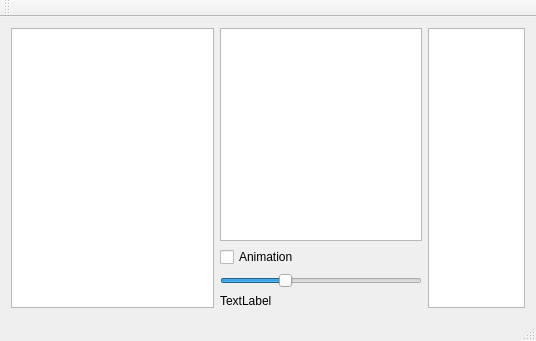
Old version of the form tools/defviewer/mainwindow.ui in the repository openhomm/openhomm-qt.
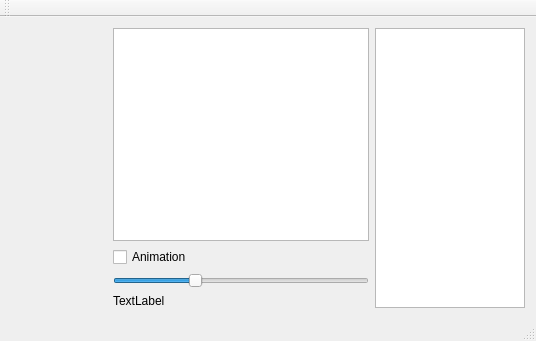
New version of the form.

```diff
--- a/tools/defviewer/mainwindow.ui
+++ b/tools/defviewer/mainwindow.ui
@@ -15,17 +15,20 @@
   </property>
   <widget class="QWidget" name="centralWidget">
    <layout class="QGridLayout" name="gridLayout">
-    <item row="0" column="0" rowspan="7">
-     <widget class="QTreeView" name="treeView">
-      <property name="sizePolicy">
-       <sizepolicy hsizetype="Preferred" vsizetype="Expanding">
-        <horstretch>0</horstretch>
-        <verstretch>0</verstretch>
-       </sizepolicy>
+    <item row="0" column="0" rowspan="4">
+     <spacer name="horizontalSpacer">
+      <property name="orientation">
+       <enum>Qt::Horizontal</enum>
       </property>
-     </widget>
+      <property name="sizeHint" stdset="0">
+       <size>
+        <width>97</width>
+        <height>20</height>
+       </size>
+      </property>
+     </spacer>
     </item>
-    <item row="0" column="1" rowspan="4">
+    <item row="0" column="1">
      <widget class="QGraphicsView" name="graphicsView">
       <property name="sizePolicy">
        <sizepolicy hsizetype="Expanding" vsizetype="Expanding">
@@ -50,7 +53,7 @@
       </property>
      </widget>
     </item>
-    <item row="0" column="5" rowspan="7">
+    <item row="0" column="2" rowspan="4">
      <widget class="QTreeWidget" name="treeWidgetFrames">
       <property name="sizePolicy">
        <sizepolicy hsizetype="Preferred" vsizetype="Expanding">
@@ -72,20 +75,7 @@
       </attribute>
      </widget>
     </item>
-    <item row="6" column="1">
-     <widget class="QLabel" name="label">
-      <property name="sizePolicy">
-       <sizepolicy hsizetype="Fixed" vsizetype="Fixed">
-        <horstretch>0</horstretch>
-        <verstretch>0</verstretch>
-       </sizepolicy>
-      </property>
-      <property name="text">
-       <string>TextLabel</string>
-      </property>
-     </widget>
-    </item>
-    <item row="4" column="1">
+    <item row="1" column="1">
      <widget class="QCheckBox" name="checkBox">
       <property name="sizePolicy">
        <sizepolicy hsizetype="Fixed" vsizetype="Fixed">
@@ -98,7 +88,7 @@
       </property>
      </widget>
     </item>
-    <item row="5" column="1">
+    <item row="2" column="1">
      <widget class="QSlider" name="horizontalSlider">
       <property name="minimum">
        <number>10</number>
@@ -117,6 +107,19 @@
       </property>
      </widget>
     </item>
+    <item row="3" column="1">
+     <widget class="QLabel" name="label">
+      <property name="sizePolicy">
+       <sizepolicy hsizetype="Fixed" vsizetype="Fixed">
+        <horstretch>0</horstretch>
+        <verstretch>0</verstretch>
+       </sizepolicy>
+      </property>
+      <property name="text">
+       <string>TextLabel</string>
+      </property>
+     </widget>
+    </item>
    </layout>
   </widget>
   <widget class="QMenuBar" name="menuBar">
```
